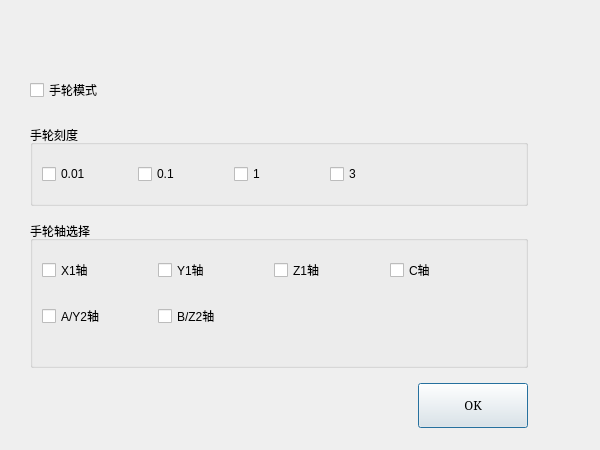
This is dialogs/handwheeldialog.ui in Jade-yun/MachineTool as Qt 5 draws it before an edit. The edited form follows.
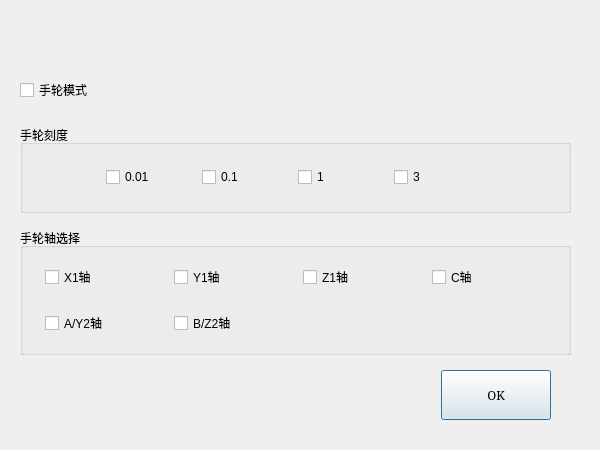
This is the edited form.

Patch:
```diff
--- a/dialogs/handwheeldialog.ui
+++ b/dialogs/handwheeldialog.ui
@@ -16,10 +16,10 @@
   <widget class="QWidget" name="layoutWidget">
    <property name="geometry">
     <rect>
-     <x>30</x>
+     <x>20</x>
      <y>70</y>
-     <width>498</width>
-     <height>358</height>
+     <width>551</width>
+     <height>350</height>
     </rect>
    </property>
    <layout class="QGridLayout" name="gridLayout_2">
@@ -34,11 +34,12 @@
       <property name="title">
        <string>手轮轴选择</string>
       </property>
-      <layout class="QFormLayout" name="formLayout_2">
-       <item row="0" column="0">
         <layout class="QGridLayout" name="gridLayout">
-         <item row="1" column="1">
-          <widget class="QCheckBox" name="chboxB">
+       <item row="0" column="0">
+        <widget class="QCheckBox" name="chboxX1">
+         <property name="enabled">
+          <bool>true</bool>
+         </property>
            <property name="sizePolicy">
             <sizepolicy hsizetype="Fixed" vsizetype="Fixed">
              <horstretch>0</horstretch>
@@ -52,7 +53,7 @@
             </size>
            </property>
            <property name="text">
-            <string>B/Z2轴</string>
+          <string>X1轴</string>
            </property>
           </widget>
          </item>
@@ -132,11 +133,8 @@
            </property>
           </widget>
          </item>
-         <item row="0" column="0">
-          <widget class="QCheckBox" name="chboxX1">
-           <property name="enabled">
-            <bool>true</bool>
-           </property>
+       <item row="1" column="1">
+        <widget class="QCheckBox" name="chboxB">
            <property name="sizePolicy">
             <sizepolicy hsizetype="Fixed" vsizetype="Fixed">
              <horstretch>0</horstretch>
@@ -150,30 +148,18 @@
             </size>
            </property>
            <property name="text">
-            <string>X1轴</string>
-           </property>
-          </widget>
-         </item>
-         <item row="2" column="1">
-          <spacer name="verticalSpacer">
-           <property name="orientation">
-            <enum>Qt::Vertical</enum>
-           </property>
-           <property name="sizeHint" stdset="0">
-            <size>
-             <width>20</width>
-             <height>40</height>
-            </size>
-           </property>
-          </spacer>
-         </item>
-        </layout>
+          <string>B/Z2轴</string>
+         </property>
+        </widget>
        </item>
       </layout>
      </widget>
     </item>
     <item row="3" column="0">
      <layout class="QHBoxLayout" name="horizontalLayout_2">
+      <property name="rightMargin">
+       <number>20</number>
+      </property>
       <item>
        <spacer name="horizontalSpacer">
         <property name="orientation">
@@ -232,8 +218,8 @@
       <property name="title">
        <string>手轮刻度</string>
       </property>
-      <layout class="QFormLayout" name="formLayout">
-       <item row="0" column="0">
+      <layout class="QHBoxLayout" name="horizontalLayout_3">
+       <item>
         <layout class="QHBoxLayout" name="horizontalLayout">
          <item>
           <widget class="QCheckBox" name="chbox0_01">
```
Lines whose indentation alone changed are shown as unchanged.
